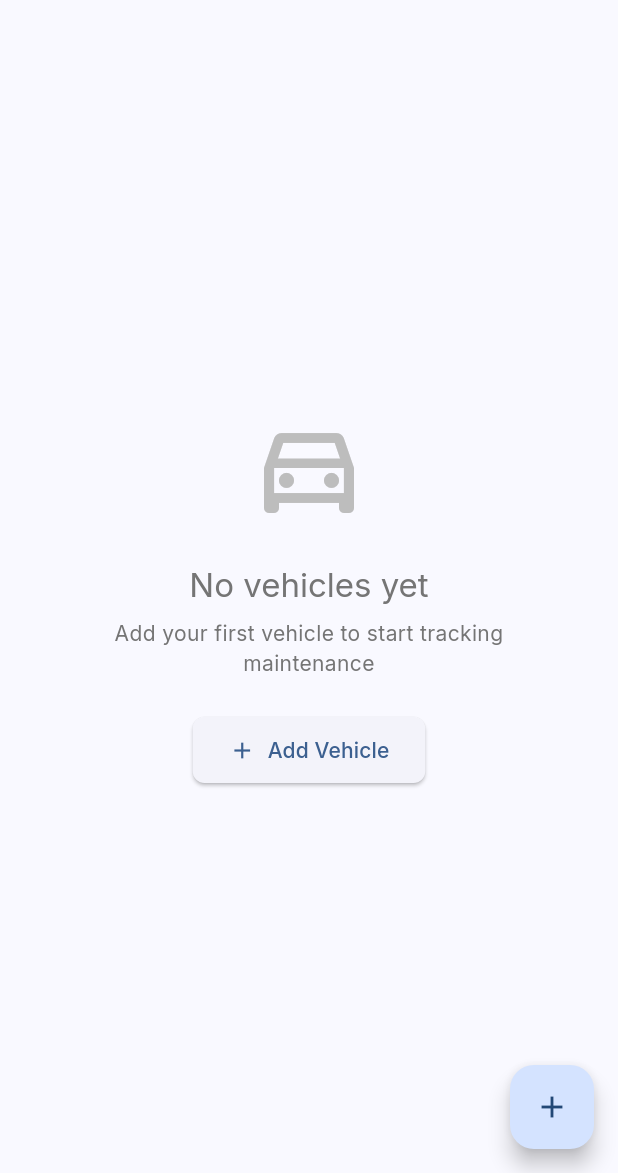
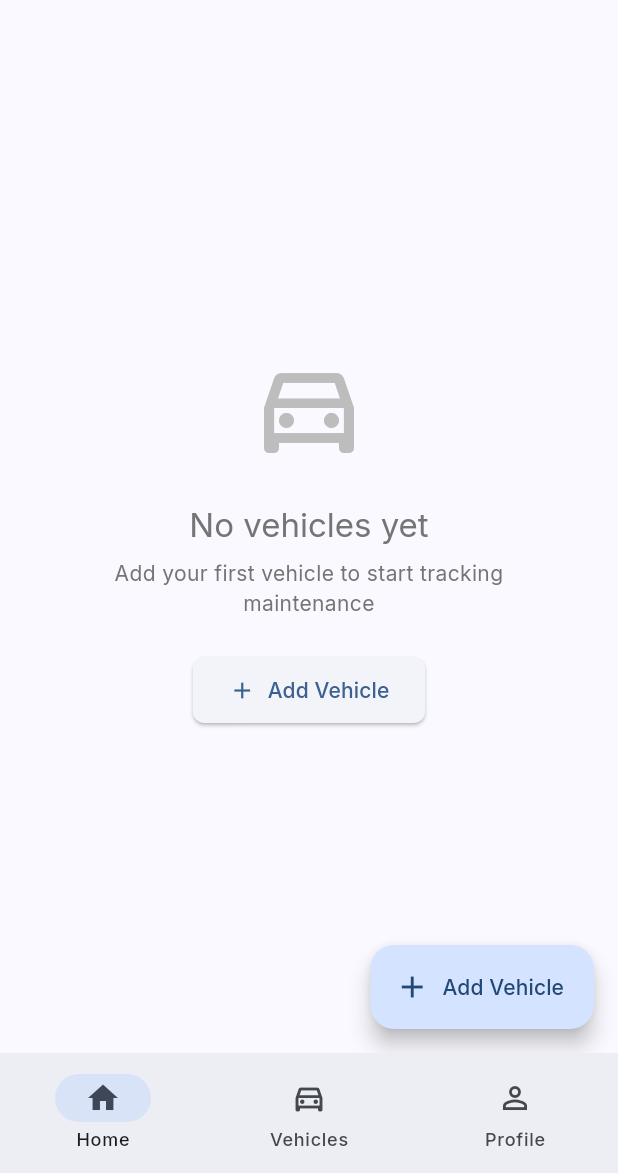
Before and after one commit to andreiilles/myMechanic, a Flutter app: the screen it shows once a user with an empty profile is signed in, on a phone screen of 412 x 824 dp, the part 63-1236 px from its top. Run offline on Flutter 3.47's test engine with Material 3 defaults, Android fonts, the phone set to English and light mode, and no system bars; our stand-ins replace email_validator, flutter_dotenv, google_fonts, supabase_flutter; accounts and stored records are empty.

Commit message:
Implemented Add Vehicle function for Customer accounts

```diff
--- a/my_mechanic/lib/main.dart
+++ b/my_mechanic/lib/main.dart
@@ -1,4 +1,5 @@
 import 'package:flutter/material.dart';
+import 'package:flutter/cupertino.dart';
 import 'package:provider/provider.dart';
 import 'package:google_fonts/google_fonts.dart';
 import 'package:flutter_dotenv/flutter_dotenv.dart';
@@ -59,6 +60,12 @@ class MyApp extends StatelessWidget {
               padding: const EdgeInsets.symmetric(horizontal: 24, vertical: 12),
             ),
           ),
+          inputDecorationTheme: InputDecorationTheme(
+            border: OutlineInputBorder(
+              borderRadius: BorderRadius.circular(8),
+            ),
+            filled: true,
+          ),
         ),
         home: const AuthWrapper(),
       ),
--- a/my_mechanic/lib/providers/vehicle_provider.dart
+++ b/my_mechanic/lib/providers/vehicle_provider.dart
@@ -40,9 +40,12 @@ class VehicleProvider with ChangeNotifier {
       _clearError();
 
       final vehicleData = vehicle.copyWith(userId: userId);
+
+      debugPrint('Adding vehicle: ${vehicleData.toJson(excludeId: true)}');
+
       final response = await SupabaseService.client
           .from('vehicles')
-          .insert(vehicleData.toJson())
+          .insert(vehicleData.toJson(excludeId: true))
           .select()
           .single();
 
@@ -52,6 +55,7 @@ class VehicleProvider with ChangeNotifier {
       return true;
     } catch (e) {
       _setError('Failed to add vehicle: ${e.toString()}');
+      debugPrint('Error adding vehicle: $e');
       return false;
     } finally {
       _setLoading(false);
@@ -66,7 +70,7 @@ class VehicleProvider with ChangeNotifier {
       final updatedVehicle = vehicle.copyWith(updatedAt: DateTime.now());
       await SupabaseService.client
           .from('vehicles')
-          .update(updatedVehicle.toJson())
+          .update(updatedVehicle.toJson(excludeId: true))
           .eq('id', vehicle.id!);
 
       final index = _vehicles.indexWhere((v) => v.id == vehicle.id);
--- a/my_mechanic/lib/screens/auth_wrapper.dart
+++ b/my_mechanic/lib/screens/auth_wrapper.dart
@@ -3,7 +3,7 @@ import 'package:provider/provider.dart';
 import '../providers/auth_provider.dart';
 import '../providers/user_provider.dart';
 import 'login_screen.dart';
-import 'home_screen.dart';
+import 'main_screen.dart';
 import 'profile_setup_screen.dart';
 
 class AuthWrapper extends StatefulWidget {
@@ -94,7 +94,7 @@ class _AuthWrapperState extends State<AuthWrapper> {
 
         // Profile loaded successfully
         if (userProvider.currentUser != null) {
-          return const HomeScreen();
+          return const MainScreen();
         }
 
         // Profile doesn't exist - show setup screen
--- a/my_mechanic/lib/screens/home_screen.dart
+++ b/my_mechanic/lib/screens/home_screen.dart
@@ -1,10 +1,13 @@
 import 'package:flutter/material.dart';
+import 'package:flutter/cupertino.dart';
 import 'package:provider/provider.dart';
 import '../providers/auth_provider.dart';
 import '../providers/user_provider.dart';
 import '../providers/vehicle_provider.dart';
 import '../models/vehicle.dart';
+import '../utils/platform_utils.dart';
 import '../widgets/vehicle_card.dart';
+import '../widgets/adaptive_widgets.dart';
 import 'add_vehicle_screen.dart';
 
 class HomeScreen extends StatefulWidget {
@@ -30,6 +33,22 @@ class _HomeScreenState extends State<HomeScreen> {
 
   @override
   Widget build(BuildContext context) {
+    if (PlatformUtils.isIOS) {
+      return CupertinoPageScaffold(
+        navigationBar: CupertinoNavigationBar(
+          middle: const Text('My Vehicles'),
+          trailing: CupertinoButton(
+            padding: EdgeInsets.zero,
+            onPressed: _showLogoutDialog,
+            child: const Icon(CupertinoIcons.ellipsis),
+          ),
+        ),
+        child: SafeArea(
+          child: _buildBody(),
+        ),
+      );
+    }
+
     return Scaffold(
       appBar: AppBar(
         title: const Text('My Vehicles'),
@@ -57,10 +76,32 @@ class _HomeScreenState extends State<HomeScreen> {
           ),
         ],
       ),
-      body: Consumer2<VehicleProvider, UserProvider>(
+      body: _buildBody(),
+      floatingActionButton: Consumer<VehicleProvider>(
+        builder: (context, vehicleProvider, _) {
+          if (vehicleProvider.vehicles.isEmpty && !vehicleProvider.isLoading) {
+            return FloatingActionButton.extended(
+              onPressed: _navigateToAddVehicle,
+              icon: const Icon(Icons.add),
+              label: const Text('Add Vehicle'),
+            );
+          }
+          return FloatingActionButton(
+            onPressed: _navigateToAddVehicle,
+            child: const Icon(Icons.add),
+          );
+        },
+      ),
+    );
+  }
+
+  Widget _buildBody() {
+    return Consumer2<VehicleProvider, UserProvider>(
       builder: (context, vehicleProvider, userProvider, child) {
         if (vehicleProvider.isLoading) {
-            return const Center(child: CircularProgressIndicator());
+          return Center(
+            child: AdaptiveLoadingIndicator(size: 20),
+          );
         }
 
         if (vehicleProvider.error != null) {
@@ -69,7 +110,7 @@ class _HomeScreenState extends State<HomeScreen> {
               mainAxisAlignment: MainAxisAlignment.center,
               children: [
                 Icon(
-                    Icons.error_outline,
+                  PlatformUtils.isIOS ? CupertinoIcons.exclamationmark_triangle : Icons.error_outline,
                   size: 64,
                   color: Colors.red[300],
                 ),
@@ -85,6 +126,16 @@ class _HomeScreenState extends State<HomeScreen> {
                   textAlign: TextAlign.center,
                 ),
                 const SizedBox(height: 16),
+                if (PlatformUtils.isIOS)
+                  CupertinoButton.filled(
+                    onPressed: () {
+                      if (userProvider.currentUser != null) {
+                        vehicleProvider.loadVehicles(userProvider.currentUser!.id!);
+                      }
+                    },
+                    child: const Text('Retry'),
+                  )
+                else
                   ElevatedButton(
                     onPressed: () {
                       if (userProvider.currentUser != null) {
@@ -124,11 +175,6 @@ class _HomeScreenState extends State<HomeScreen> {
           ),
         );
       },
-      ),
-      floatingActionButton: FloatingActionButton(
-        onPressed: _navigateToAddVehicle,
-        child: const Icon(Icons.add),
-      ),
     );
   }
 
@@ -140,7 +186,7 @@ class _HomeScreenState extends State<HomeScreen> {
           mainAxisAlignment: MainAxisAlignment.center,
           children: [
             Icon(
-              Icons.directions_car_outlined,
+              PlatformUtils.isIOS ? CupertinoIcons.car_detailed : Icons.directions_car_outlined,
               size: 80,
               color: Colors.grey[400],
             ),
@@ -160,6 +206,19 @@ class _HomeScreenState extends State<HomeScreen> {
               textAlign: TextAlign.center,
             ),
             const SizedBox(height: 24),
+            if (PlatformUtils.isIOS)
+              CupertinoButton.filled(
+                onPressed: _navigateToAddVehicle,
+                child: const Row(
+                  mainAxisSize: MainAxisSize.min,
+                  children: [
+                    Icon(CupertinoIcons.add, size: 20),
+                    SizedBox(width: 8),
+                    Text('Add Vehicle'),
+                  ],
+                ),
+              )
+            else
               ElevatedButton.icon(
                 onPressed: _navigateToAddVehicle,
                 icon: const Icon(Icons.add),
@@ -187,25 +246,17 @@ class _HomeScreenState extends State<HomeScreen> {
   }
 
   void _showLogoutDialog() {
-    showDialog(
+    showAdaptiveAlertDialog(
       context: context,
-      builder: (context) => AlertDialog(
-        title: const Text('Logout'),
-        content: const Text('Are you sure you want to logout?'),
-        actions: [
-          TextButton(
-            onPressed: () => Navigator.of(context).pop(),
-            child: const Text('Cancel'),
-          ),
-          TextButton(
-            onPressed: () {
-              Navigator.of(context).pop();
+      title: 'Logout',
+      content: 'Are you sure you want to logout?',
+      confirmText: 'Logout',
+      cancelText: 'Cancel',
+      isDestructive: true,
+    ).then((confirmed) {
+      if (confirmed == true) {
         context.read<AuthProvider>().signOut();
-            },
-            child: const Text('Logout'),
-          ),
-        ],
-      ),
-    );
+      }
+    });
   }
 }
--- /dev/null
+++ b/my_mechanic/lib/screens/main_screen.dart
@@ -0,0 +1,90 @@
+import 'package:flutter/material.dart';
+import 'package:flutter/cupertino.dart';
+import '../utils/platform_utils.dart';
+import 'home_screen.dart';
+import 'vehicles_screen.dart';
+import 'profile_screen.dart';
+
+class MainScreen extends StatefulWidget {
+  const MainScreen({super.key});
+
+  @override
+  State<MainScreen> createState() => _MainScreenState();
+}
+
+class _MainScreenState extends State<MainScreen> {
+  int _currentIndex = 0;
+
+  final List<Widget> _screens = const [
+    HomeScreen(),
+    VehiclesScreen(),
+    ProfileScreen(),
+  ];
+
+  @override
+  Widget build(BuildContext context) {
+    if (PlatformUtils.isIOS) {
+      return CupertinoTabScaffold(
+        tabBar: CupertinoTabBar(
+          currentIndex: _currentIndex,
+          onTap: (index) {
+            setState(() {
+              _currentIndex = index;
+            });
+          },
+          items: const [
+            BottomNavigationBarItem(
+              icon: Icon(CupertinoIcons.home),
+              activeIcon: Icon(CupertinoIcons.house_fill),
+              label: 'Home',
+            ),
+            BottomNavigationBarItem(
+              icon: Icon(CupertinoIcons.car),
+              activeIcon: Icon(CupertinoIcons.car_fill),
+              label: 'Vehicles',
+            ),
+            BottomNavigationBarItem(
+              icon: Icon(CupertinoIcons.person),
+              activeIcon: Icon(CupertinoIcons.person_fill),
+              label: 'Profile',
+            ),
+          ],
+        ),
+        tabBuilder: (context, index) {
+          return CupertinoTabView(
+            builder: (context) => _screens[index],
+          );
+        },
+      );
+    }
+
+    return Scaffold(
+      body: _screens[_currentIndex],
+      bottomNavigationBar: NavigationBar(
+        selectedIndex: _currentIndex,
+        onDestinationSelected: (index) {
+          setState(() {
+            _currentIndex = index;
+          });
+        },
+        destinations: const [
+          NavigationDestination(
+            icon: Icon(Icons.home_outlined),
+            selectedIcon: Icon(Icons.home),
+            label: 'Home',
+          ),
+          NavigationDestination(
+            icon: Icon(Icons.directions_car_outlined),
+            selectedIcon: Icon(Icons.directions_car),
+            label: 'Vehicles',
+          ),
+          NavigationDestination(
+            icon: Icon(Icons.person_outline),
+            selectedIcon: Icon(Icons.person),
+            label: 'Profile',
+          ),
+        ],
+      ),
+    );
+  }
+}
--- /dev/null
+++ b/my_mechanic/lib/utils/platform_utils.dart
@@ -0,0 +1,19 @@
+import 'dart:io';
+import 'package:flutter/foundation.dart';
+
+class PlatformUtils {
+  /// Check if the app is running on iOS
+  static bool get isIOS => !kIsWeb && Platform.isIOS;
+
+  /// Check if the app is running on Android
+  static bool get isAndroid => !kIsWeb && Platform.isAndroid;
+
+  /// Check if the app is running on Web
+  static bool get isWeb => kIsWeb;
+
+  /// Check if the app is running on a mobile platform
+  static bool get isMobile => isIOS || isAndroid;
+
+  /// Check if the app is running on desktop
+  static bool get isDesktop => !kIsWeb && (Platform.isMacOS || Platform.isWindows || Platform.isLinux);
+}
```
Also changed, not shown: my_mechanic/lib/models/vehicle.dart (+8 -3 lines), my_mechanic/lib/screens/profile_screen.dart (added, +58 -0 lines), my_mechanic/lib/screens/vehicles_screen.dart (added, +64 -0 lines), my_mechanic/lib/widgets/adaptive_widgets.dart (added, +256 -0 lines), 8 other files. Lines whose indentation alone changed are shown as unchanged.
